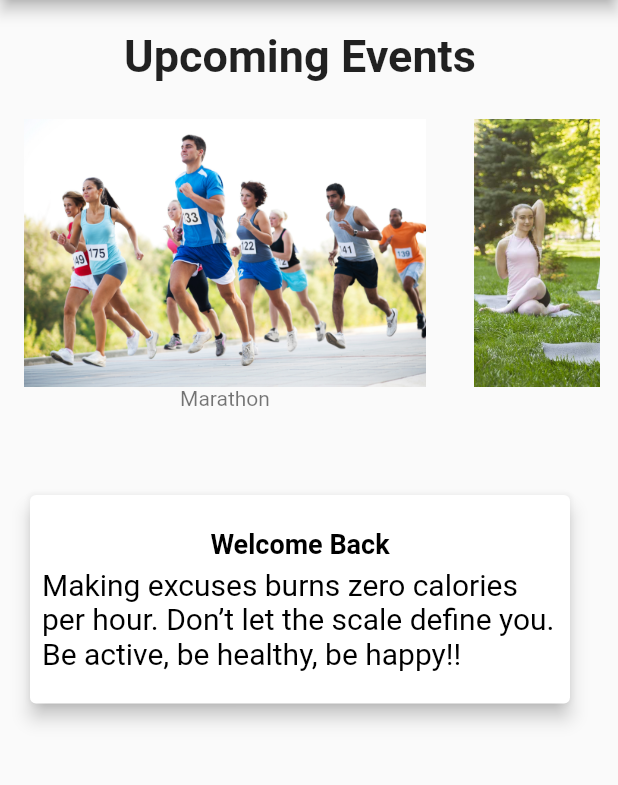
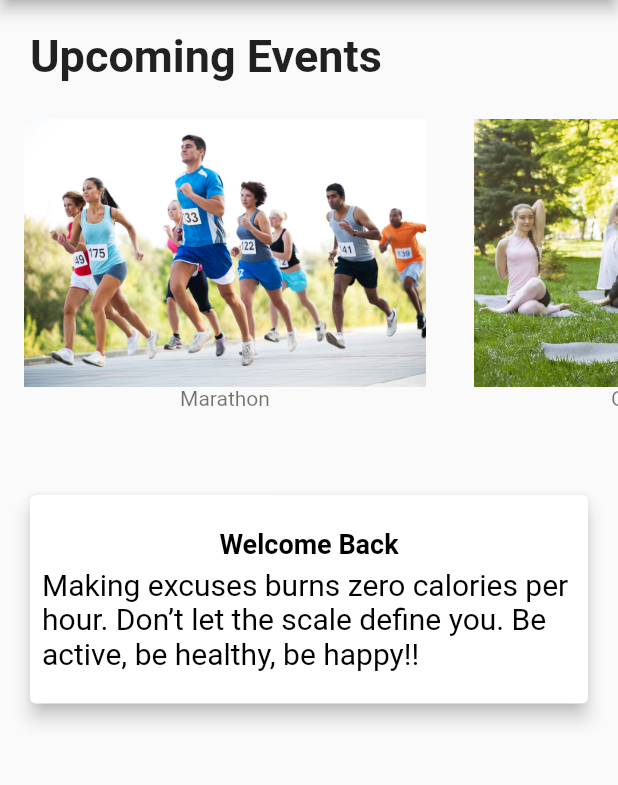
Before and after one commit to RoopMM/WeFit, a Flutter app: the FitnessEventPage screen opened directly, on a phone screen of 412 x 824 dp, the part 84-869 px from its top. Run offline on Flutter 3.47's test engine with Material 2 defaults, Android fonts, the phone set to English and light mode, and no system bars; our stand-ins replace cloud_firestore, firebase_auth, firebase_core; accounts and stored records are empty.

Commit message:
one bug fixed in main screen

```diff
--- a/lib/FitnessEventPage.dart
+++ b/lib/FitnessEventPage.dart
@@ -20,8 +20,7 @@ class _State extends State<FitnessEventPage> {
       appBar: AppBar(
         title: Text('We Fit'),
       ),
-      body:Container(width: 400,height:1000,
-        child:Column(children: <Widget>[
+      body:ListView(children: <Widget>[
           Padding(padding: const EdgeInsets.all(20),
             child: Text('Upcoming Events', style: TextStyle(fontWeight: FontWeight.bold,fontSize: 30),),),
           EventListView(),
@@ -68,7 +67,7 @@ class _State extends State<FitnessEventPage> {
           // )
         ],
       ),
-    ));
+    );
   }
 
 }
```
